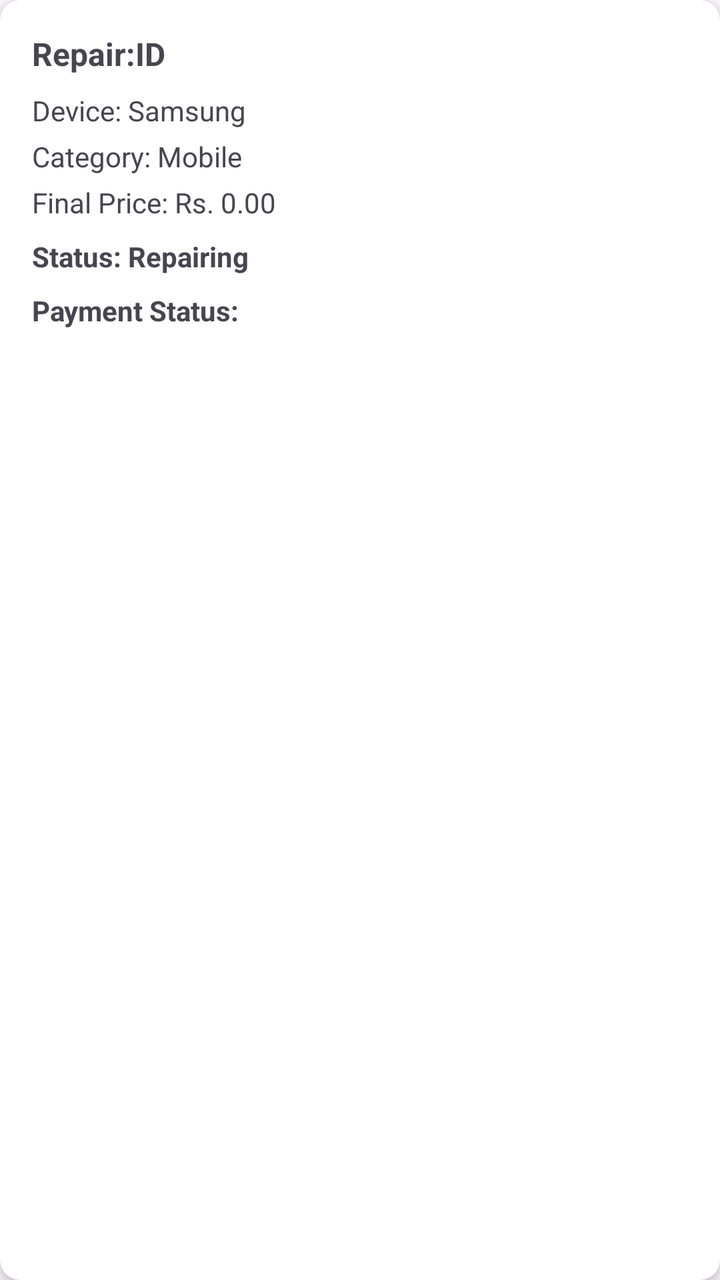
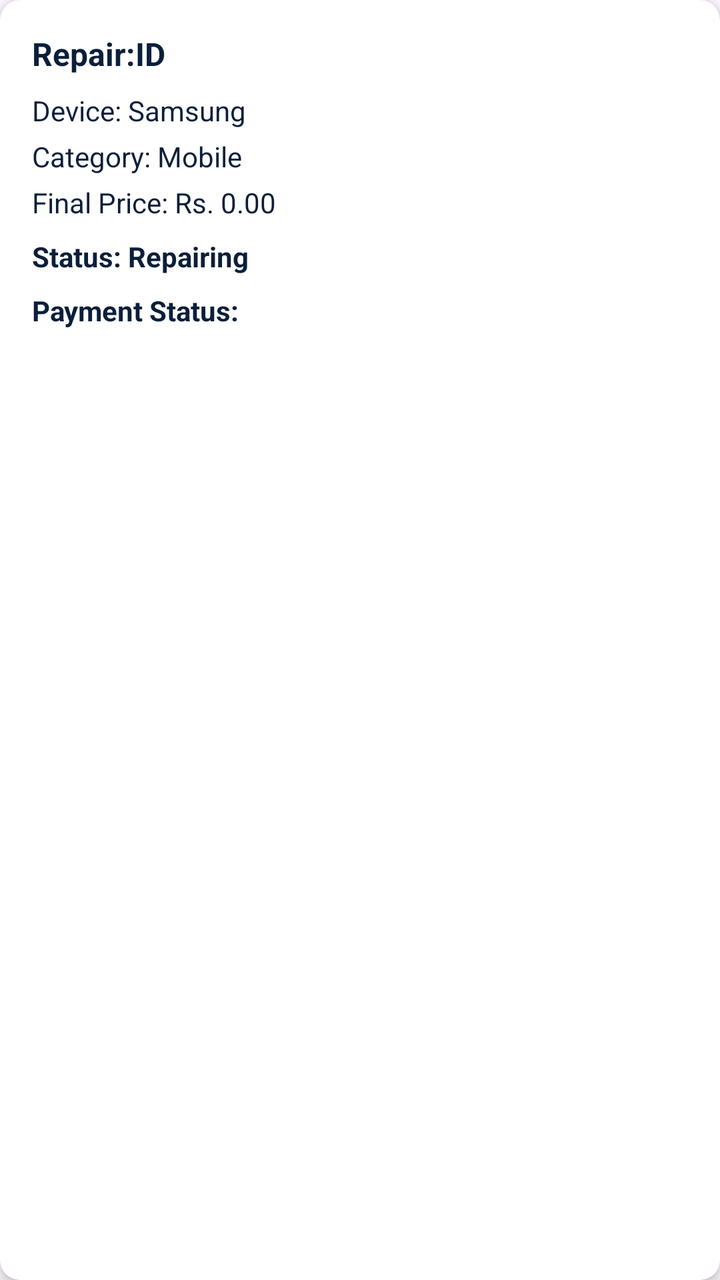

An Android layout rendered at two revisions. The XML below is the earlier revision; the diff shows what the commit changed to produce the second picture.
<!-- AndroidManifest.xml: application theme Theme.TechFixApp -->
<!-- res/layout/item_admin_repair.xml -->
<?xml version="1.0" encoding="utf-8"?>
<androidx.cardview.widget.CardView
    xmlns:android="http://schemas.android.com/apk/res/android"
    xmlns:app="http://schemas.android.com/apk/res-auto"
    android:layout_width="match_parent"
    android:layout_height="wrap_content"
    android:layout_margin="8dp"
    app:cardCornerRadius="10dp"
    app:cardElevation="3dp">

    <LinearLayout
        android:layout_width="match_parent"
        android:layout_height="wrap_content"
        android:orientation="vertical"
        android:padding="16dp">

        <TextView
            android:id="@+id/tvRepair"
            android:layout_width="match_parent"
            android:layout_height="wrap_content"
            android:text="Repair:ID"
            android:textSize="16sp"
            android:textStyle="bold" />

        <TextView
            android:id="@+id/tvDevice"
            android:layout_width="match_parent"
            android:layout_height="wrap_content"
            android:layout_marginTop="8dp"
            android:text="Device: Samsung " />

        <TextView
            android:id="@+id/tvCategory"
            android:layout_width="match_parent"
            android:layout_height="wrap_content"
            android:layout_marginTop="4dp"
            android:text="Category: Mobile" />

        <TextView
            android:id="@+id/tvPrice"
            android:layout_width="match_parent"
            android:layout_height="wrap_content"
            android:layout_marginTop="4dp"
            android:text="Final Price: Rs. 0.00" />

        <TextView
            android:id="@+id/tvStatus"
            android:layout_width="match_parent"
            android:layout_height="wrap_content"
            android:layout_marginTop="8dp"
            android:text="Status: Repairing"
            android:textStyle="bold" />

        <TextView
            android:id="@+id/tvPaymentStatus"
            android:layout_width="match_parent"
            android:layout_height="wrap_content"
            android:layout_marginTop="8dp"
            android:text="Payment Status: "
            android:textStyle="bold" />

    </LinearLayout>

</androidx.cardview.widget.CardView>
<!-- resources referenced by this layout -->
<resources>
  <style name="Theme.TechFixApp" parent="Base.Theme.TechFixApp" />
  <style name="Base.Theme.TechFixApp" parent="Theme.Material3.DayNight.NoActionBar">
          
          
      </style>
</resources>

<!-- the commit's change to res/layout/item_admin_repair.xml (unified diff, before → after) -->
@@ -5,6 +5,7 @@
     android:layout_width="match_parent"
     android:layout_height="wrap_content"
     android:layout_margin="8dp"
+    app:cardBackgroundColor="@color/white"
     app:cardCornerRadius="10dp"
     app:cardElevation="3dp">
 
@@ -20,28 +21,32 @@
             android:layout_height="wrap_content"
             android:text="Repair:ID"
             android:textSize="16sp"
-            android:textStyle="bold" />
+            android:textStyle="bold"
+            android:textColor="@color/dark_blue" />
 
         <TextView
             android:id="@+id/tvDevice"
             android:layout_width="match_parent"
             android:layout_height="wrap_content"
             android:layout_marginTop="8dp"
-            android:text="Device: Samsung " />
+            android:text="Device: Samsung "
+            android:textColor="@color/dark_blue" />
 
         <TextView
             android:id="@+id/tvCategory"
             android:layout_width="match_parent"
             android:layout_height="wrap_content"
             android:layout_marginTop="4dp"
-            android:text="Category: Mobile" />
+            android:text="Category: Mobile"
+            android:textColor="@color/dark_blue" />
 
         <TextView
             android:id="@+id/tvPrice"
             android:layout_width="match_parent"
             android:layout_height="wrap_content"
             android:layout_marginTop="4dp"
-            android:text="Final Price: Rs. 0.00" />
+            android:text="Final Price: Rs. 0.00"
+            android:textColor="@color/dark_blue" />
 
         <TextView
             android:id="@+id/tvStatus"
@@ -49,7 +54,8 @@
             android:layout_height="wrap_content"
             android:layout_marginTop="8dp"
             android:text="Status: Repairing"
-            android:textStyle="bold" />
+            android:textStyle="bold"
+            android:textColor="@color/dark_blue" />
 
         <TextView
             android:id="@+id/tvPaymentStatus"
@@ -57,7 +63,8 @@
             android:layout_height="wrap_content"
             android:layout_marginTop="8dp"
             android:text="Payment Status: "
-            android:textStyle="bold" />
+            android:textStyle="bold"
+            android:textColor="@color/dark_blue" />
 
     </LinearLayout>
 
<!-- resource entries referenced after the edit -->
@@ -1,5 +1,7 @@
 <!-- resources referenced by this layout -->
 <resources>
+  <color name="dark_blue">#0B1F3A</color>
+  <color name="white">#FFFFFFFF</color>
   <style name="Theme.TechFixApp" parent="Base.Theme.TechFixApp" />
   <style name="Base.Theme.TechFixApp" parent="Theme.Material3.DayNight.NoActionBar">
           
